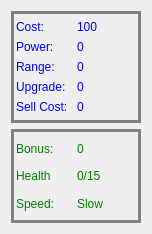
This is iteminfowidget.ui in Konstilio/Tower_Defence as Qt 5 draws it before an edit. The edited form follows.
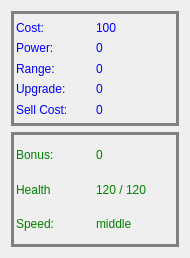
This is the edited form.

Diff of the .ui file:
```diff
--- a/iteminfowidget.ui
+++ b/iteminfowidget.ui
@@ -6,8 +6,8 @@
    <rect>
     <x>0</x>
     <y>0</y>
-    <width>152</width>
-    <height>234</height>
+    <width>190</width>
+    <height>258</height>
    </rect>
   </property>
   <property name="sizePolicy">
@@ -16,6 +16,12 @@
     <verstretch>0</verstretch>
    </sizepolicy>
   </property>
+  <property name="minimumSize">
+   <size>
+    <width>190</width>
+    <height>0</height>
+   </size>
+  </property>
   <property name="windowTitle">
    <string>Form</string>
   </property>
@@ -155,7 +161,7 @@
       <item row="1" column="1">
        <widget class="QLabel" name="m_HealthEnemyValue">
         <property name="text">
-         <string>0/15</string>
+         <string>120 / 120</string>
         </property>
        </widget>
       </item>
@@ -169,7 +175,7 @@
       <item row="2" column="1">
        <widget class="QLabel" name="m_SpeedEnemyValue">
         <property name="text">
-         <string>Slow</string>
+         <string>middle</string>
         </property>
        </widget>
       </item>
```
